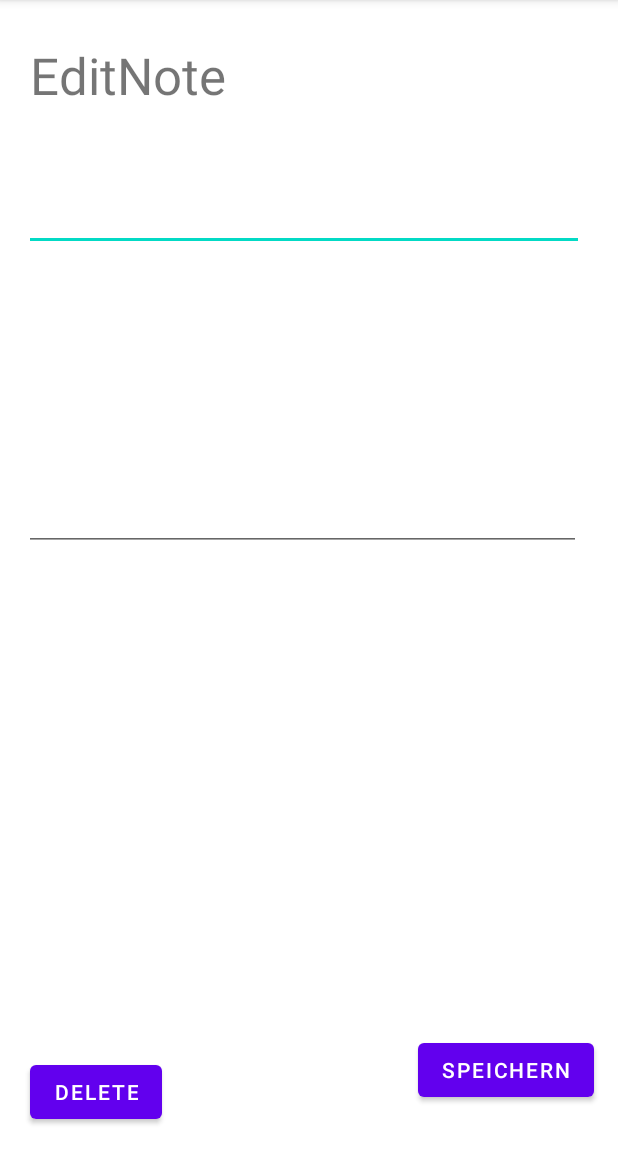
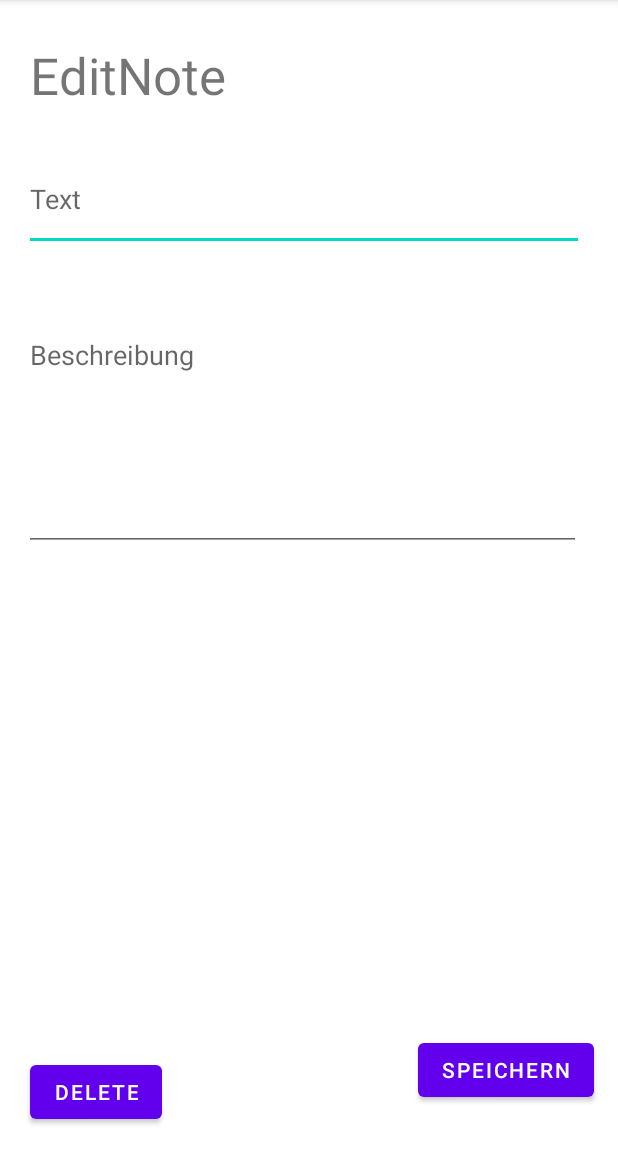
Before and after one commit to SeverinSenn/Modul-335_MapNotes, an Android app: the EditNoteActivity screen opened directly, with no data from a screen before it, on a phone screen of 412 x 824 dp, the part 84-1236 px from its top. Run offline under Robolectric (Android 15) with nearby library versions, the phone set to English and light mode, and no system bars; 3 statements that could not run were skipped.

Commit message:
add Hint

```diff
--- a/app/src/main/res/layout/activity_edit_note.xml
+++ b/app/src/main/res/layout/activity_edit_note.xml
@@ -15,8 +15,8 @@
         android:layout_marginEnd="10dp"
         android:layout_marginBottom="507dp"
         android:ems="10"
+        android:hint="Text"
         android:inputType="textPersonName"
-        android:text="Title"
         android:textColor="#FFFFFF"
         app:layout_constraintBottom_toTopOf="@+id/button"
         app:layout_constraintEnd_toEndOf="parent"
@@ -59,6 +59,7 @@
         android:layout_marginBottom="389dp"
         android:ems="10"
         android:gravity="start|top"
+        android:hint="Beschreibung"
         android:inputType="textMultiLine"
         app:layout_constraintBottom_toBottomOf="parent"
         app:layout_constraintEnd_toEndOf="parent"
```
